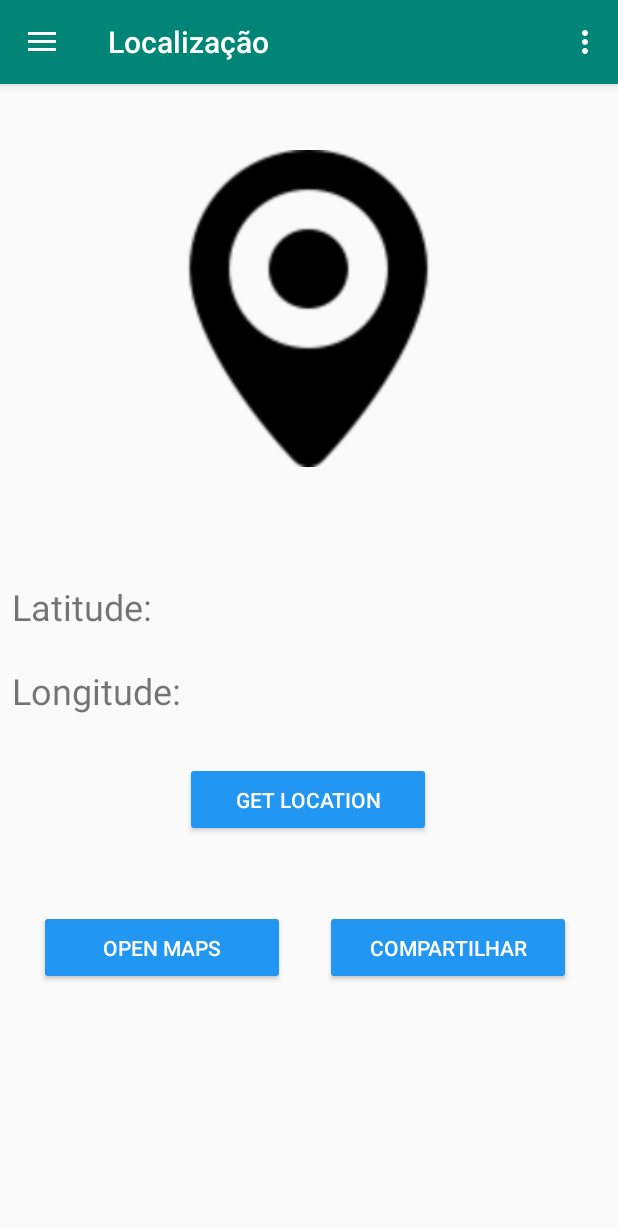
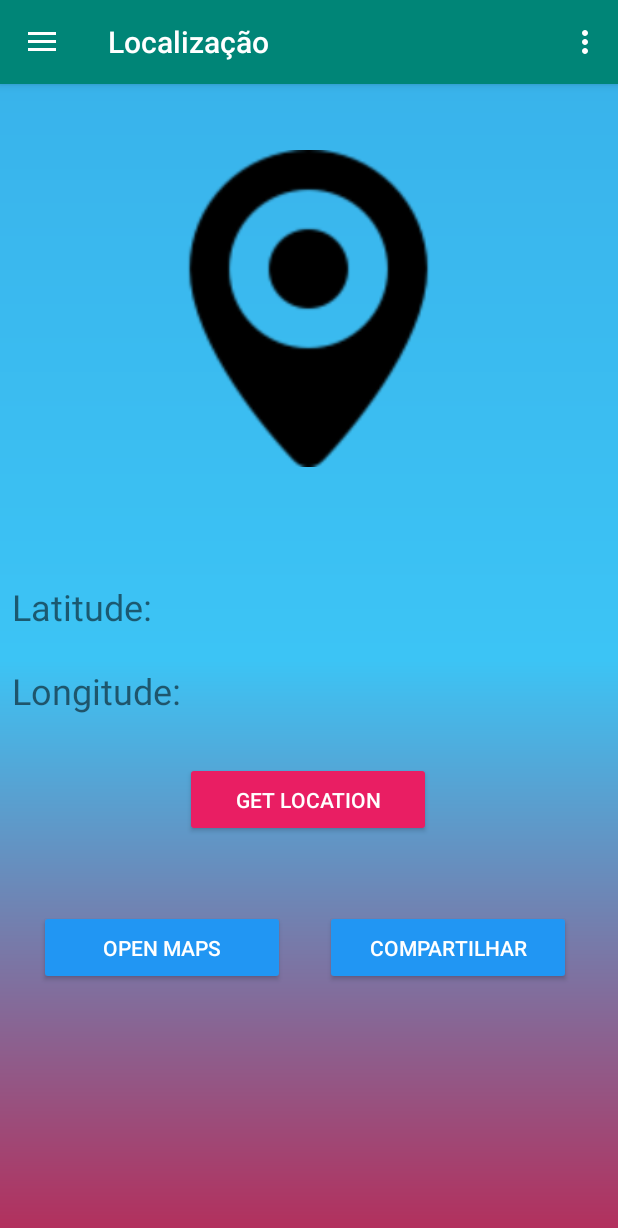
Before and after one commit to ChihYaoYang/Android-CestadeFerramenta2.0, an Android app: the screen it shows after launch (MainActivity), in the side drawer, after a tap on "Localização", on a phone screen of 412 x 824 dp. Shown: the top 1228 px of the screen. Run offline under Robolectric (Android 15) with nearby library versions, the phone set to English and light mode, and no system bars.

Commit message:
add background layout

```diff
--- /dev/null
+++ b/app/src/main/res/drawable/fundo_geolocalizacao.xml
@@ -0,0 +1,9 @@
+<?xml version="1.0" encoding="utf-8"?>
+<shape xmlns:android="http://schemas.android.com/apk/res/android"
+    android:shape="rectangle">
+    <gradient
+        android:startColor="#39B3EB"
+        android:centerColor="#3CC4F5"
+        android:endColor="#B42E5B"
+        android:angle="270"/>
+</shape>
--- a/app/src/main/res/layout/fragment_geolocalizacao.xml
+++ b/app/src/main/res/layout/fragment_geolocalizacao.xml
@@ -4,7 +4,8 @@
     xmlns:tools="http://schemas.android.com/tools"
     android:layout_width="match_parent"
     android:layout_height="match_parent"
-    tools:context=".GeolocalizacaoFragment">
+    tools:context=".GeolocalizacaoFragment"
+    android:background="@drawable/fundo_geolocalizacao">
 
     <androidx.constraintlayout.widget.ConstraintLayout
         android:layout_width="match_parent"
@@ -92,7 +93,7 @@
             android:layout_marginTop="452dp"
             android:layout_marginEnd="8dp"
             android:layout_marginBottom="8dp"
-            android:backgroundTint="#2196F3"
+            android:backgroundTint="#E91E63"
             android:text="Get Location"
             android:textColor="#ffffff"
             app:layout_constraintBottom_toBottomOf="parent"
--- a/app/src/main/res/layout/fragment_phone_imei.xml
+++ b/app/src/main/res/layout/fragment_phone_imei.xml
@@ -4,7 +4,8 @@
     xmlns:tools="http://schemas.android.com/tools"
     android:layout_width="match_parent"
     android:layout_height="match_parent"
-    tools:context=".HomeFragment">
+    tools:context=".HomeFragment"
+    android:background="@drawable/fundo_phone">
 
     <androidx.constraintlayout.widget.ConstraintLayout
         android:layout_width="match_parent"
--- a/app/src/main/res/layout/fragment_qr_code.xml
+++ b/app/src/main/res/layout/fragment_qr_code.xml
@@ -4,7 +4,8 @@
     xmlns:tools="http://schemas.android.com/tools"
     android:layout_width="match_parent"
     android:layout_height="match_parent"
-    tools:context=".HomeFragment">
+    tools:context=".HomeFragment"
+    android:background="@drawable/fundo_camera">
 
     <androidx.constraintlayout.widget.ConstraintLayout
         android:layout_width="match_parent"
@@ -15,6 +16,7 @@
             android:layout_width="315dp"
             android:layout_height="45dp"
             android:text=" "
+            android:textColor="#ffffff"
             android:textIsSelectable="true"
             app:layout_constraintBottom_toBottomOf="parent"
             app:layout_constraintEnd_toEndOf="parent"
@@ -41,7 +43,7 @@
             android:layout_marginTop="8dp"
             android:layout_marginEnd="8dp"
             android:layout_marginBottom="92dp"
-            android:backgroundTint="#3F51B5"
+            android:backgroundTint="#110E0E"
             android:text="Open câmera"
             android:textColor="#ffffff"
             app:layout_constraintBottom_toBottomOf="parent"
```
Also changed, not shown: app/src/main/res/drawable/fundo_camera.xml (added, +9 -0 lines), app/src/main/res/drawable/fundo_phone.xml (added, +9 -0 lines).
